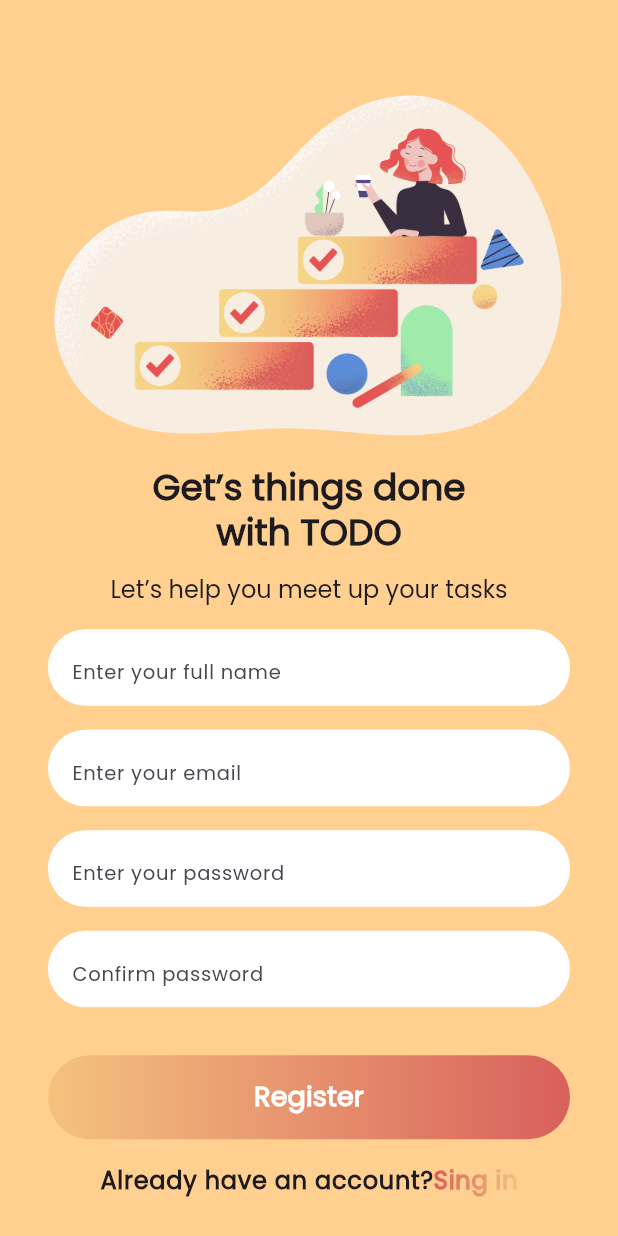
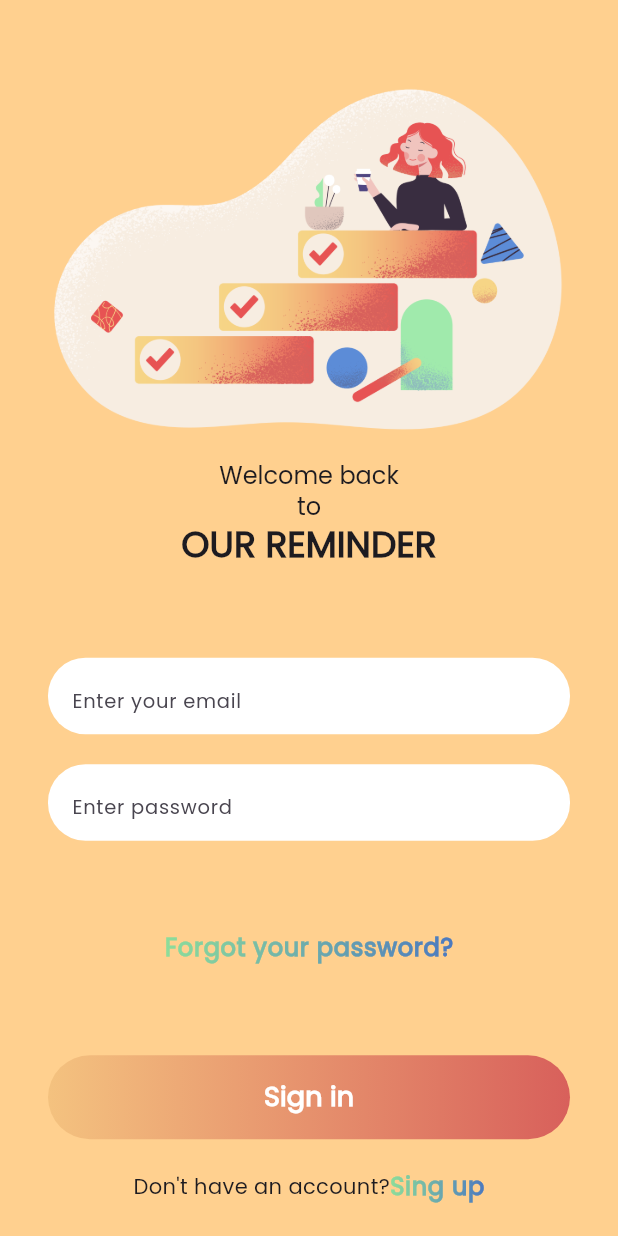
Before and after one commit to MeZeksan/todo_brsk, a Flutter app: the screen it shows after launch, on a phone screen of 412 x 824 dp. Run offline on Flutter 3.47's test engine with Material 3 defaults, Android fonts, the phone set to English and light mode, and no system bars; drawn by our look-alikes of simple_gradient_text; our stand-ins replace firebase_core; accounts and stored records are empty.

Commit message:
Добавил экран авторизации. Поправил ButtonText, теперь он принимает Widget.

```diff
--- /dev/null
+++ b/lib/features/autorization_screen/screens/autorization_screen.dart
@@ -0,0 +1,44 @@
+import 'package:flutter/material.dart';
+import 'package:todo_brsk/features/autorization_screen/widgets/widgets.dart';
+import 'package:todo_brsk/features/registration_screen/screens/view.dart';
+class AutorizationScreen extends StatelessWidget {
+  const AutorizationScreen({super.key});
+
+  @override
+  Widget build(BuildContext context) {
+    return Scaffold(
+      body: Padding(
+        padding: const EdgeInsets.fromLTRB(32, 24, 32, 0),
+        child: Center(
+          child: Column(
+            mainAxisAlignment: MainAxisAlignment.center,
+            children: [
+              Image.asset("assets/images/cafe.png"),
+              Text("Welcome back\nto",
+                  style: Theme.of(context).textTheme.headlineSmall,
+              textAlign: TextAlign.center,),
+              Text("OUR REMINDER",
+                  style: Theme.of(context).textTheme.headlineLarge),
+              const SizedBox(height:60),
+              const RoundTextField(hint: 'Enter your email'),
+              const SizedBox(height:20),
+              const RoundTextField(hint: 'Enter password'),
+              const SizedBox(height:60),
+              const ButtonText(text: 'Forgot your password?',nextScreen: RegistrationScreen()),
+              const SizedBox(height:60),
+              GetStartButton(text: 'Sign in'),
+              const SizedBox(height:20),
+              const Row(
+                mainAxisAlignment: MainAxisAlignment.center,
+                children: [
+                  Text("Don't have an account?"),
+                  ButtonText(text: 'Sing up',nextScreen: RegistrationScreen(),)
+                ],
+              )
+            ],
+          ),
+        ),
+      ),
+    );
+  }
+}
--- /dev/null
+++ b/lib/features/autorization_screen/screens/view.dart
@@ -0,0 +1 @@
+export 'autorization_screen.dart';
--- /dev/null
+++ b/lib/features/autorization_screen/widgets/widgets.dart
@@ -0,0 +1,3 @@
+export 'package:todo_brsk/features/welcome_screen/widgets/get_start_button.dart';
+export 'package:todo_brsk/features/registration_screen/widgets/button_text.dart';
+export 'package:todo_brsk/features/registration_screen/widgets/round_text_field.dart';
--- a/lib/features/registration_screen/screens/registration_screen.dart
+++ b/lib/features/registration_screen/screens/registration_screen.dart
@@ -1,5 +1,6 @@
 import 'package:flutter/material.dart';
 import 'package:todo_brsk/features/registration_screen/widgets/widgets.dart';
+import 'package:todo_brsk/features/autorization_screen/screens/view.dart';
 
 class RegistrationScreen extends StatelessWidget {
   const RegistrationScreen({super.key});
@@ -32,12 +33,11 @@ class RegistrationScreen extends StatelessWidget {
               const SizedBox(height:32),
               const GetStartButton(text: 'Register'),
               const SizedBox(height:16),
-              Row(
+              const Row(
                 mainAxisAlignment: MainAxisAlignment.center,
                 children: [
-                  Text('Already have an account?',
-                    style: Theme.of(context).textTheme.labelSmall,),
-                  const ButtonText(text: 'Sing in'),
+                  Text('Already have an account?',),
+                  ButtonText(text: 'Sing in',nextScreen: AutorizationScreen(),),
                 ],)
             ],
           ),
--- a/lib/features/registration_screen/widgets/button_text.dart
+++ b/lib/features/registration_screen/widgets/button_text.dart
@@ -1,12 +1,13 @@
 
 import 'package:flutter/material.dart';
 import 'package:simple_gradient_text/simple_gradient_text.dart';
-import 'package:todo_brsk/features/welcome_screen/screens/view.dart';
+import 'package:todo_brsk/features/registration_screen/screens/view.dart';
 
 class ButtonText extends StatelessWidget {
   final String text;
+  final Widget nextScreen;
   const ButtonText({
-    super.key, required this.text,
+    super.key, required this.text, required this.nextScreen,
   });
 
   @override
@@ -15,13 +16,13 @@ class ButtonText extends StatelessWidget {
       onTap: () {
         Navigator.push(
           context,
-          MaterialPageRoute(builder: (context) => WelcomeScreen()),
+          MaterialPageRoute(builder: (context) => nextScreen),
         );
       },
       child: GradientText(
         text,
         style: Theme.of(context).textTheme.labelSmall,
-        colors: const [Color(0xffD8605B), Color(0xffF4C27F)],
+        colors: const [Color(0xff8DDD9A), Color(0xff4C79BF)],
       ),
     );
   }
--- a/lib/internal/app.dart
+++ b/lib/internal/app.dart
@@ -1,4 +1,5 @@
 import 'package:flutter/material.dart';
+import 'package:todo_brsk/features/autorization_screen/screens/view.dart';
 import 'package:todo_brsk/features/registration_screen/screens/view.dart';
 import 'package:todo_brsk/features/welcome_screen/screens/view.dart';
 
@@ -27,7 +28,7 @@ class App extends StatelessWidget {
       ),
       ),
 
-      home: const RegistrationScreen(),
+      home: const AutorizationScreen(),
     );
   }
 }
```
